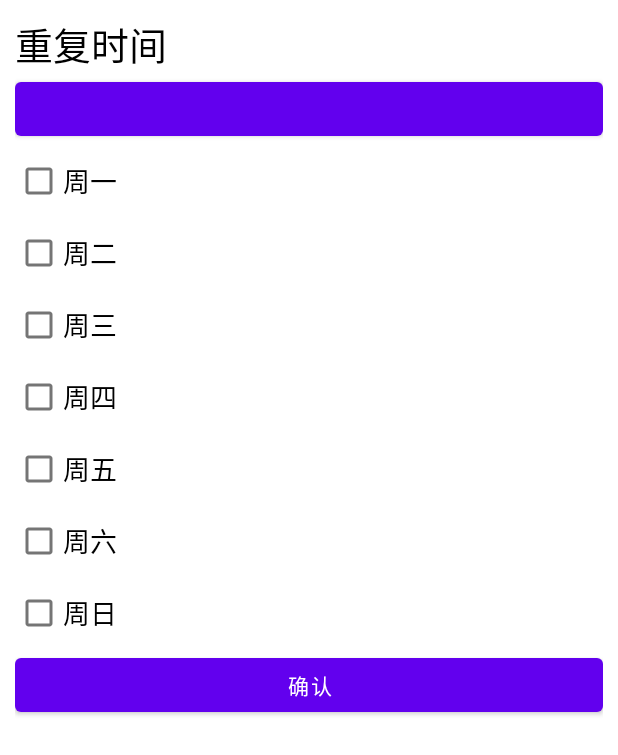
After one commit to LuoHaomin/TimeManager, an Android app: the layout dialog_mode2.xml on its own in the app's theme, with its tools: preview values and no code run, on a phone screen of 412 x 824 dp. The commit adds this screen. Shown: the top 755 px of the screen. Run offline under Robolectric (Android 15) with nearby library versions, the phone set to English and light mode, and no system bars.

Commit message:
commit by Luo

```diff
--- /dev/null
+++ b/app/src/main/res/layout/dialog_mode2.xml
@@ -0,0 +1,90 @@
+<?xml version="1.0" encoding="utf-8"?>
+<androidx.constraintlayout.widget.ConstraintLayout xmlns:android="http://schemas.android.com/apk/res/android"
+    xmlns:app="http://schemas.android.com/apk/res-auto"
+    android:layout_width="match_parent"
+    android:layout_height="match_parent"
+    android:padding="10dp">
+    <TextView
+        android:layout_width="wrap_content"
+        android:layout_height="wrap_content"
+        android:text="@string/repeat_time"
+        android:textColor="@color/black"
+        android:textSize="25sp"
+        android:id="@+id/title"
+        app:layout_constraintTop_toTopOf="parent"
+        app:layout_constraintLeft_toLeftOf="parent"/>
+    <Button
+        android:layout_width="match_parent"
+        android:layout_height="wrap_content"
+        android:id="@+id/btn_time"
+        app:layout_constraintTop_toBottomOf="@id/title"/>
+
+        <GridLayout
+            android:layout_width="match_parent"
+            android:layout_height="wrap_content"
+            android:columnCount="1"
+            android:id="@+id/box"
+            app:layout_constraintTop_toBottomOf="@id/btn_time"
+            android:orientation="horizontal">
+            <CheckBox
+                android:layout_width="wrap_content"
+                android:layout_height="wrap_content"
+                android:id="@+id/w1"
+                android:text="周一"
+                android:textSize="18sp"
+                />
+            <CheckBox
+                android:layout_width="wrap_content"
+                android:layout_height="wrap_content"
+                android:id="@+id/w2"
+                android:text="周二"
+                android:textSize="18sp"
+                app:layout_constraintTop_toBottomOf="@id/w1"/>
+            <CheckBox
+                android:layout_width="wrap_content"
+                android:layout_height="wrap_content"
+                android:id="@+id/w3"
+                android:text="周三"
+                android:textSize="18sp"
+                app:layout_constraintTop_toBottomOf="@id/w2"/>
+            <CheckBox
+                android:layout_width="wrap_content"
+                android:layout_height="wrap_content"
+                android:id="@+id/w4"
+                android:text="周四"
+                android:textSize="18sp"
+                app:layout_constraintTop_toBottomOf="@id/w3"/>
+            <CheckBox
+                android:layout_width="wrap_content"
+                android:layout_height="wrap_content"
+                android:id="@+id/w5"
+                android:text="周五"
+                android:textSize="18sp"
+                app:layout_constraintTop_toBottomOf="@id/w4"/>
+            <CheckBox
+                android:layout_width="wrap_content"
+                android:layout_height="wrap_content"
+                android:id="@+id/w6"
+                android:text="周六"
+                android:textSize="18sp"
+                app:layout_constraintTop_toBottomOf="@id/w5"/>
+            <CheckBox
+                android:layout_width="wrap_content"
+                android:layout_height="wrap_content"
+                android:id="@+id/w7"
+                android:text="周日"
+                android:textSize="18sp"
+                app:layout_constraintTop_toBottomOf="@id/w6"/>
+        </GridLayout>
+
+
+
+
+    <Button
+        android:layout_width="match_parent"
+        android:layout_height="wrap_content"
+        android:text="@string/confirm"
+        app:layout_constraintTop_toBottomOf="@id/box"/>
+
+
+</androidx.constraintlayout.widget.ConstraintLayout>
--- a/app/src/main/res/layout/plan_list_group.xml
+++ b/app/src/main/res/layout/plan_list_group.xml
@@ -6,7 +6,7 @@
     <TextView
         android:layout_width="match_parent"
         android:textSize="25sp"
-        android:textColor="#001155"
+        android:textColor="@color/black"
         android:layout_height="wrap_content"
         android:gravity="center"
         android:id="@+id/group_tag"/>
--- a/app/src/main/res/values/strings.xml
+++ b/app/src/main/res/values/strings.xml
@@ -7,4 +7,6 @@
     <string name="tomato_clock">番茄钟</string>
     <string name="filter">通知过滤器</string>
     <string name="IKnow">我知道了</string>
+    <string name="repeat_time">重复时间</string>
+    <string name="confirm">确认</string>
 </resources>
```
Also changed, not shown: app/src/main/java/com/example/timemanager/CreatePlanActivity.java (+58 -24 lines), app/src/main/java/com/example/timemanager/DebugActivity.java (+10 -4 lines), app/src/main/java/com/example/timemanager/adapter/PlanAdapter.java (+16 -3 lines), app/src/main/java/com/example/timemanager/database/DB_Schedule.java (+22 -16 lines), app/src/main/res/layout/create_schedule.xml (+1 -15 lines), app/src/main/res/layout/plan_list_item.xml (+8 -0 lines).
